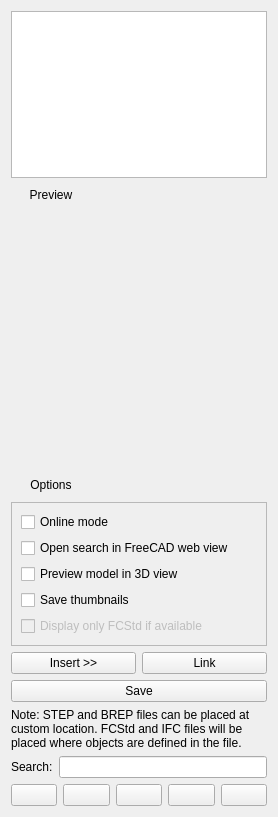
Old version of the form dialogLibrary.ui in the repository yorikvanhavre/BIM_Workbench.
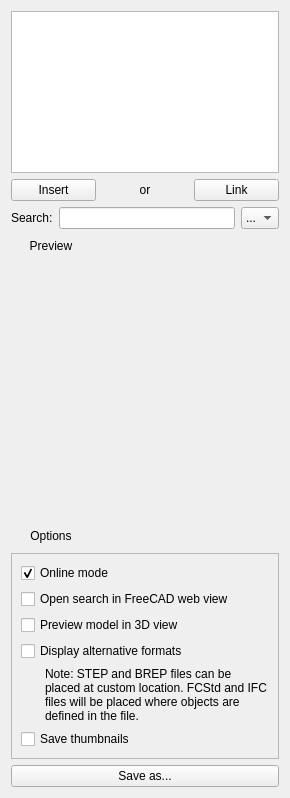
New version of the form.

Commit message: Reworked Library tool [WIP]

Diff of the .ui file:
```diff
--- a/dialogLibrary.ui
+++ b/dialogLibrary.ui
@@ -6,8 +6,8 @@
    <rect>
     <x>0</x>
     <y>0</y>
-    <width>278</width>
-    <height>817</height>
+    <width>290</width>
+    <height>798</height>
    </rect>
   </property>
   <property name="windowTitle">
@@ -21,6 +21,72 @@
      </property>
     </widget>
    </item>
+   <item>
+    <layout class="QHBoxLayout" name="horizontalLayout_4" stretch="0,0,0">
+     <item>
+      <widget class="QPushButton" name="buttonInsert">
+       <property name="toolTip">
+        <string>Inserts the selected object in the current document</string>
+       </property>
+       <property name="text">
+        <string>Insert</string>
+       </property>
+      </widget>
+     </item>
+     <item>
+      <widget class="QLabel" name="label_3">
+       <property name="text">
+        <string>or</string>
+       </property>
+       <property name="alignment">
+        <set>Qt::AlignCenter</set>
+       </property>
+      </widget>
+     </item>
+     <item>
+      <widget class="QPushButton" name="buttonLink">
+       <property name="toolTip">
+        <string>Links the selected object in the current document. Only works in Offline mode</string>
+       </property>
+       <property name="text">
+        <string>Link</string>
+       </property>
+      </widget>
+     </item>
+    </layout>
+   </item>
+   <item>
+    <layout class="QHBoxLayout" name="horizontalLayout">
+     <item>
+      <widget class="QLabel" name="label_2">
+       <property name="text">
+        <string>Search:</string>
+       </property>
+      </widget>
+     </item>
+     <item>
+      <widget class="QLineEdit" name="searchBox"/>
+     </item>
+     <item>
+      <widget class="QComboBox" name="comboSearch">
+       <property name="maximumSize">
+        <size>
+         <width>60</width>
+         <height>16777215</height>
+        </size>
+       </property>
+       <property name="toolTip">
+        <string>Search external websites</string>
+       </property>
+       <item>
+        <property name="text">
+         <string>...</string>
+        </property>
+       </item>
+      </widget>
+     </item>
+    </layout>
+   </item>
    <item>
     <layout class="QHBoxLayout" name="horizontalLayout_5">
      <item>
@@ -126,6 +192,9 @@
         <property name="text">
          <string>Online mode</string>
         </property>
+        <property name="checked">
+         <bool>true</bool>
+        </property>
        </widget>
       </item>
       <item>
@@ -148,168 +217,49 @@
         </property>
        </widget>
       </item>
-      <item>
-       <widget class="QCheckBox" name="checkThumbnail">
-        <property name="toolTip">
-         <string>Saves a thumbnail image when a .fcstd document is selected.</string>
-        </property>
-        <property name="text">
-         <string>Save thumbnails</string>
-        </property>
-       </widget>
-      </item>
       <item>
        <widget class="QCheckBox" name="checkFCStdOnly">
         <property name="enabled">
-         <bool>false</bool>
+         <bool>true</bool>
         </property>
         <property name="toolTip">
          <string>If the FCStd format is available for a certain file, do not display other file formats (STEP, IFC, etc...)</string>
         </property>
         <property name="text">
-         <string>Display only FCStd if available</string>
+         <string>Display alternative formats</string>
+        </property>
+       </widget>
+      </item>
+      <item>
+       <widget class="QLabel" name="label">
+        <property name="text">
+         <string>Note: STEP and BREP files can be placed at custom location. FCStd and IFC files will be placed where objects are defined in the file.</string>
+        </property>
+        <property name="wordWrap">
+         <bool>true</bool>
+        </property>
+        <property name="indent">
+         <number>24</number>
+        </property>
+       </widget>
+      </item>
+      <item>
+       <widget class="QCheckBox" name="checkThumbnail">
+        <property name="text">
+         <string>Save thumbnails</string>
         </property>
        </widget>
       </item>
      </layout>
     </widget>
    </item>
-   <item>
-    <layout class="QHBoxLayout" name="horizontalLayout_4" stretch="0,0">
-     <item>
-      <widget class="QPushButton" name="buttonInsert">
-       <property name="text">
-        <string>Insert &gt;&gt;</string>
-       </property>
-      </widget>
-     </item>
-     <item>
-      <widget class="QPushButton" name="buttonLink">
-       <property name="text">
-        <string>Link</string>
-       </property>
-      </widget>
-     </item>
-    </layout>
-   </item>
    <item>
     <widget class="QPushButton" name="buttonSave">
      <property name="text">
-      <string>Save</string>
+      <string>Save as...</string>
      </property>
     </widget>
    </item>
-   <item>
-    <widget class="QLabel" name="label">
-     <property name="text">
-      <string>Note: STEP and BREP files can be placed at custom location. FCStd and IFC files will be placed where objects are defined in the file.</string>
-     </property>
-     <property name="wordWrap">
-      <bool>true</bool>
-     </property>
-    </widget>
-   </item>
-   <item>
-    <layout class="QHBoxLayout" name="horizontalLayout">
-     <item>
-      <widget class="QLabel" name="label_2">
-       <property name="text">
-        <string>Search:</string>
-       </property>
-      </widget>
-     </item>
-     <item>
-      <widget class="QLineEdit" name="searchBox"/>
-     </item>
-    </layout>
-   </item>
-   <item>
-    <layout class="QHBoxLayout" name="horizontalLayout_2">
-     <item>
-      <widget class="QPushButton" name="buttonBimObject">
-       <property name="minimumSize">
-        <size>
-         <width>16</width>
-         <height>0</height>
-        </size>
-       </property>
-       <property name="toolTip">
-        <string>Search BimObject website</string>
-       </property>
-       <property name="text">
-        <string/>
-       </property>
-      </widget>
-     </item>
-     <item>
-      <widget class="QPushButton" name="buttonNBSLibrary">
-       <property name="minimumSize">
-        <size>
-         <width>16</width>
-         <height>0</height>
-        </size>
-       </property>
-       <property name="toolTip">
-        <string>Search National Building Library website</string>
-       </property>
-       <property name="text">
-        <string/>
-       </property>
-      </widget>
-     </item>
-     <item>
-      <widget class="QPushButton" name="buttonBimTool">
-       <property name="minimumSize">
-        <size>
-         <width>16</width>
-         <height>0</height>
-        </size>
-       </property>
-       <property name="toolTip">
-        <string>Search BimTool website</string>
-       </property>
-       <property name="text">
-        <string/>
-       </property>
-      </widget>
-     </item>
-     <item>
-      <widget class="QPushButton" name="button3DFindIt">
-       <property name="sizePolicy">
-        <sizepolicy hsizetype="Minimum" vsizetype="Fixed">
-         <horstretch>0</horstretch>
-         <verstretch>0</verstretch>
-        </sizepolicy>
-       </property>
-       <property name="minimumSize">
-        <size>
-         <width>16</width>
-         <height>0</height>
-        </size>
-       </property>
-       <property name="toolTip">
-        <string>Search 3DFindIt website</string>
-       </property>
-       <property name="text">
-        <string/>
-       </property>
-      </widget>
-     </item>
-     <item>
-      <widget class="QPushButton" name="buttonGrabCad">
-       <property name="minimumSize">
-        <size>
-         <width>16</width>
-         <height>0</height>
-        </size>
-       </property>
-       <property name="text">
-        <string/>
-       </property>
-      </widget>
-     </item>
-    </layout>
-   </item>
   </layout>
  </widget>
  <resources/>
```
Left out of the diff: 5 changed lines with no effect on the pictures. The commit also changes 2 other files.
